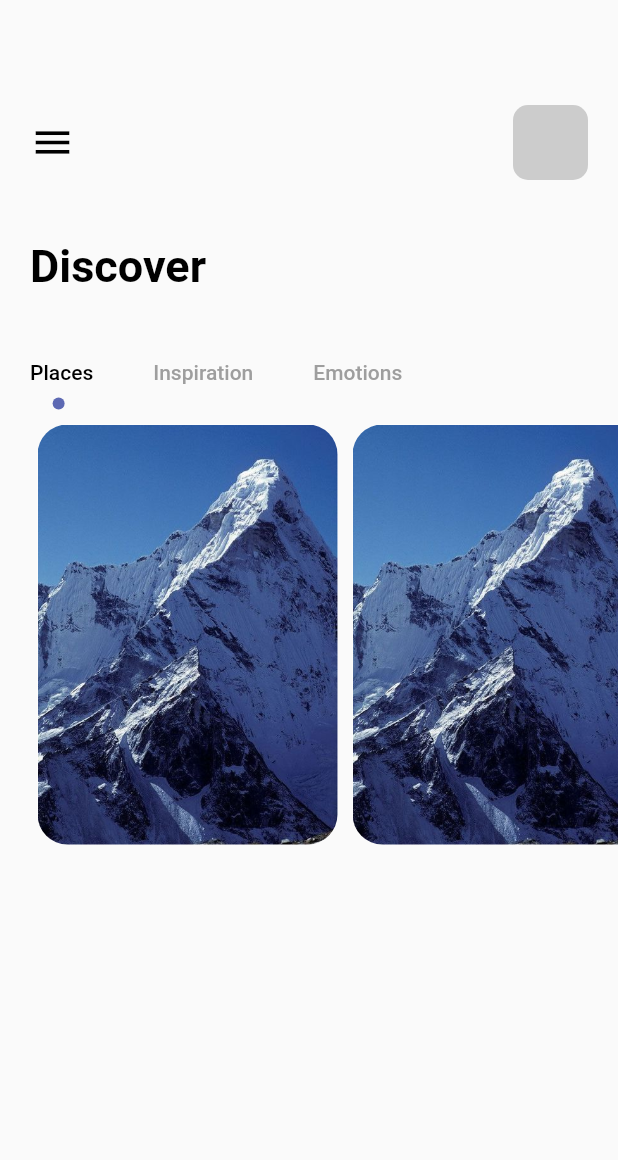
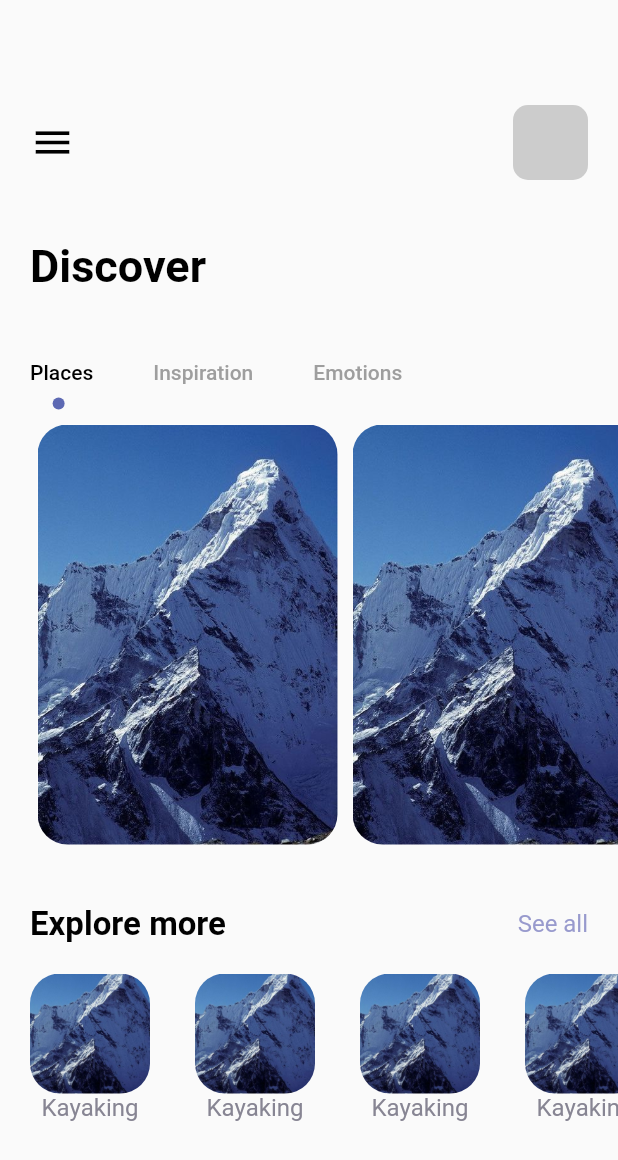
Before and after one commit to renanspvargas/travell, a Flutter app: the HomePage screen opened directly, on a phone screen of 412 x 824 dp. Shown: the top 1160 px of the screen. Run offline on Flutter 3.47's test engine with Material 2 defaults, Android fonts, the phone set to English and light mode, and no system bars.

Commit message:
adding explore section

```diff
--- a/lib/pages/nav_pages/home_page.dart
+++ b/lib/pages/nav_pages/home_page.dart
@@ -13,7 +13,8 @@ class _HomePageState extends State<HomePage> with TickerProviderStateMixin {
     TabController _tabController = TabController(length: 3, vsync: this);
 
     return Scaffold(
-      body: Column(
+      body: SingleChildScrollView(
+        child: Column(
           crossAxisAlignment: CrossAxisAlignment.start,
           children: [
             Container(
@@ -95,9 +96,57 @@ class _HomePageState extends State<HomePage> with TickerProviderStateMixin {
                   const Text("tab2"),
                 ],
               ),
+            ),
+            const SizedBox(height: 30),
+            Container(
+              margin: const EdgeInsets.symmetric(horizontal: 20),
+              child: Row(
+                mainAxisAlignment: MainAxisAlignment.spaceBetween,
+                children: const [
+                  AppLargeText(text: "Explore more", size: 22),
+                  AppText(text: "See all", color: AppColors.textColor1)
+                ],
+              ),
+            ),
+            const SizedBox(height: 20),
+            Container(
+              height: 120,
+              width: MediaQuery.of(context).size.width,
+              margin: const EdgeInsets.only(left: 20),
+              child: ListView.builder(
+                itemCount: 4,
+                scrollDirection: Axis.horizontal,
+                itemBuilder: (BuildContext, int) {
+                  return Container(
+                    margin: const EdgeInsets.only(right: 30),
+                    child: Column(
+                      crossAxisAlignment: CrossAxisAlignment.center,
+                      children: [
+                        Container(
+                          width: 80,
+                          height: 80,
+                          decoration: BoxDecoration(
+                            borderRadius: BorderRadius.circular(20),
+                            color: Colors.white,
+                            image: const DecorationImage(
+                              image: AssetImage(Images.mountain),
+                              fit: BoxFit.cover,
+                            ),
+                          ),
+                        ),
+                        const AppText(
+                          text: "Kayaking",
+                          color: AppColors.textColor2,
                         )
                       ],
                     ),
                   );
+                },
+              ),
+            )
+          ],
+        ),
+      ),
+    );
   }
 }
```
Lines whose indentation alone changed are shown as unchanged.
